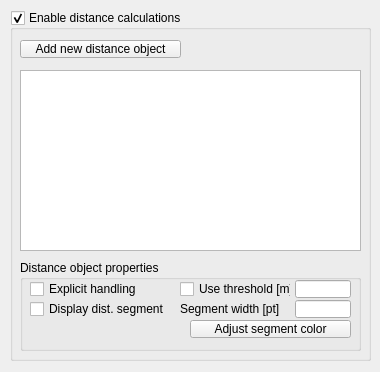
The window that ui/qdlgdistances.ui (CoppeliaRobotics/coppeliaSimLib) describes before a commit, drawn with Qt 5.
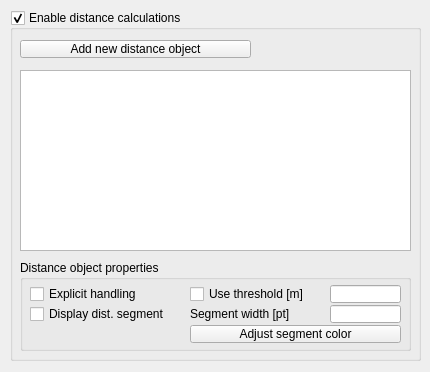
The same window after the commit.

What changed in the file:
```diff
--- a/ui/qdlgdistances.ui
+++ b/ui/qdlgdistances.ui
@@ -6,7 +6,7 @@
    <rect>
     <x>0</x>
     <y>0</y>
-    <width>380</width>
+    <width>430</width>
     <height>372</height>
    </rect>
   </property>
@@ -21,7 +21,7 @@
     <rect>
      <x>10</x>
      <y>10</y>
-     <width>361</width>
+     <width>411</width>
      <height>351</height>
     </rect>
    </property>
@@ -39,7 +39,7 @@
      <rect>
       <x>10</x>
       <y>60</y>
-      <width>341</width>
+      <width>391</width>
       <height>181</height>
      </rect>
     </property>
@@ -55,7 +55,7 @@
      <rect>
       <x>10</x>
       <y>250</y>
-      <width>341</width>
+      <width>391</width>
       <height>91</height>
      </rect>
     </property>
@@ -69,8 +69,8 @@
      <property name="geometry">
       <rect>
        <x>170</x>
-       <y>60</y>
-       <width>161</width>
+       <y>65</y>
+       <width>211</width>
        <height>18</height>
       </rect>
      </property>
@@ -84,9 +84,9 @@
     <widget class="QCheckBox" name="qqUseThreshold">
      <property name="geometry">
       <rect>
-       <x>160</x>
-       <y>20</y>
-       <width>111</width>
+       <x>170</x>
+       <y>25</y>
+       <width>141</width>
        <height>18</height>
       </rect>
      </property>
@@ -100,9 +100,9 @@
     <widget class="QLabel" name="label">
      <property name="geometry">
       <rect>
-       <x>160</x>
-       <y>40</y>
-       <width>111</width>
+       <x>170</x>
+       <y>45</y>
+       <width>141</width>
        <height>18</height>
       </rect>
      </property>
@@ -113,9 +113,9 @@
     <widget class="QLineEdit" name="qqThreshold">
      <property name="geometry">
       <rect>
-       <x>275</x>
-       <y>20</y>
-       <width>56</width>
+       <x>310</x>
+       <y>25</y>
+       <width>71</width>
        <height>18</height>
       </rect>
      </property>
@@ -123,9 +123,9 @@
     <widget class="QLineEdit" name="qqSegmentWidth">
      <property name="geometry">
       <rect>
-       <x>275</x>
-       <y>40</y>
-       <width>56</width>
+       <x>310</x>
+       <y>45</y>
+       <width>71</width>
        <height>18</height>
       </rect>
      </property>
@@ -134,8 +134,8 @@
      <property name="geometry">
       <rect>
        <x>10</x>
-       <y>20</y>
-       <width>131</width>
+       <y>25</y>
+       <width>161</width>
        <height>18</height>
       </rect>
      </property>
@@ -150,8 +150,8 @@
      <property name="geometry">
       <rect>
        <x>10</x>
-       <y>40</y>
-       <width>141</width>
+       <y>45</y>
+       <width>161</width>
        <height>18</height>
       </rect>
      </property>
@@ -168,7 +168,7 @@
      <rect>
       <x>10</x>
       <y>30</y>
-      <width>161</width>
+      <width>231</width>
       <height>18</height>
      </rect>
     </property>
```
